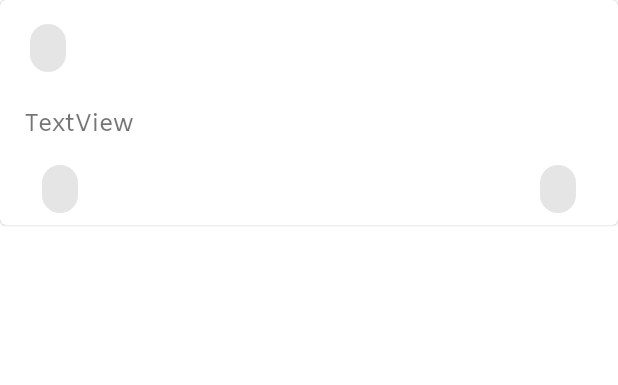
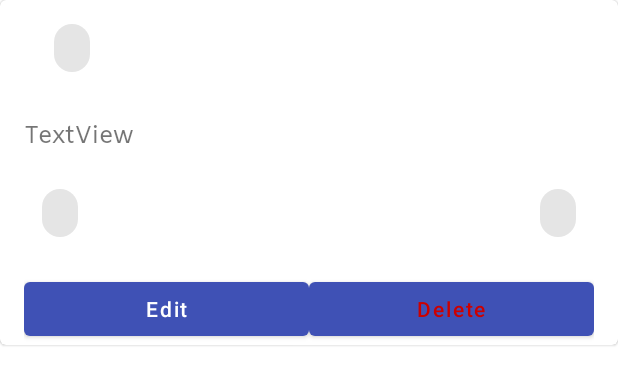
Before and after one commit to JobGetabu/Journal-App, an Android app: the layout single_dairy_item.xml on its own in the app's theme, with its tools: preview values and no code run, on a phone screen of 412 x 824 dp. Shown: the top 385 px of the screen. Run offline under Robolectric (Android 15) with nearby library versions, the phone set to English and light mode, and no system bars.

Commit message:
redesigned the single item

```diff
--- a/app/src/main/java/com/job/jounalapp/util/DairyViewHolder.java
+++ b/app/src/main/java/com/job/jounalapp/util/DairyViewHolder.java
@@ -43,14 +43,19 @@ public class DairyViewHolder extends RecyclerView.ViewHolder {
     @BindView(R.id.single_item)
     MaterialCardView singleItem;
 
+    private int on=0;
+
     public DairyViewHolder(@NonNull View itemView) {
         super(itemView);
         ButterKnife.bind(this,itemView);
 
+        //initially hidden
         singleBottom.setVisibility(View.GONE);
     }
 
-    @OnClick({R.id.single_chip_mood, R.id.horizontalScrollView, R.id.single_details, R.id.single_chip_day, R.id.single_chip_date, R.id.single_bottom, R.id.single_item})
+
+    @OnClick({R.id.single_chip_mood, R.id.horizontalScrollView, R.id.single_details,
+            R.id.single_chip_day, R.id.single_chip_date, R.id.single_bottom, R.id.single_item})
     public void onViewClicked(View view) {
         switch (view.getId()) {
             case R.id.single_chip_mood:
@@ -69,11 +74,20 @@ public class DairyViewHolder extends RecyclerView.ViewHolder {
                 break;
         }
 
-        singleBottom.setVisibility(View.VISIBLE);
+        if (on==0){
+            singleBottom.setVisibility(View.VISIBLE);
+            on=1;
+        }else {
+            singleBottom.setVisibility(View.GONE);
+            on=0;
+        }
     }
 
     @OnClick(R.id.single_delete)
     public void onSingleDeleteClicked() {
+
+        //todo: delete this item in the database
+
     }
 
     @OnClick(R.id.single_bottom)
--- a/app/src/main/res/layout/fragment_home.xml
+++ b/app/src/main/res/layout/fragment_home.xml
@@ -7,11 +7,14 @@
     tools:context=".ui.HomeFragment">
 
 
-
     <android.support.v7.widget.RecyclerView
         android:id="@+id/home_list"
         android:layout_width="0dp"
         android:layout_height="0dp"
+        android:layout_marginBottom="8dp"
+        android:layout_marginEnd="16dp"
+        android:layout_marginStart="16dp"
+        android:layout_marginTop="8dp"
         app:layout_constraintBottom_toBottomOf="parent"
         app:layout_constraintEnd_toEndOf="parent"
         app:layout_constraintStart_toStartOf="parent"
--- a/app/src/main/res/layout/single_dairy_item.xml
+++ b/app/src/main/res/layout/single_dairy_item.xml
@@ -18,6 +18,8 @@
             android:id="@+id/horizontalScrollView"
             android:layout_width="0dp"
             android:layout_height="wrap_content"
+            android:layout_marginEnd="16dp"
+            android:layout_marginStart="16dp"
             android:padding="8dp"
             app:layout_constraintEnd_toEndOf="parent"
             app:layout_constraintStart_toStartOf="parent">
@@ -44,10 +46,10 @@
             android:layout_height="wrap_content"
             android:layout_marginEnd="16dp"
             android:layout_marginStart="16dp"
-            android:layout_marginTop="8dp"
+            android:layout_marginTop="16dp"
             android:fontFamily="@font/amiko"
+            android:singleLine="false"
             android:text="TextView"
-            android:singleLine="false"
             android:textSize="16sp"
             app:layout_constraintEnd_toEndOf="parent"
             app:layout_constraintStart_toStartOf="parent"
@@ -56,29 +58,35 @@
 
         <android.support.design.chip.Chip
             android:id="@+id/single_chip_day"
-            style="@style/Widget.MaterialComponents.Chip.Choice"
+            style="@style/Widget.MaterialComponents.Chip.Action"
             android:layout_width="wrap_content"
 
 
             android:layout_height="wrap_content"
 
+            android:layout_marginEnd="8dp"
             android:layout_marginStart="16dp"
-            android:layout_marginTop="8dp"
+            android:layout_marginTop="16dp"
             app:chipText="Day"
+            app:layout_constraintEnd_toStartOf="@+id/single_chip_date"
+            app:layout_constraintHorizontal_bias="0.0"
             app:layout_constraintStart_toStartOf="parent"
             app:layout_constraintTop_toBottomOf="@+id/single_details" />
 
         <android.support.design.chip.Chip
             android:id="@+id/single_chip_date"
-            style="@style/Widget.MaterialComponents.Chip.Choice"
+            style="@style/Widget.MaterialComponents.Chip.Action"
             android:layout_width="wrap_content"
             android:layout_height="wrap_content"
+            android:layout_marginBottom="24dp"
             android:layout_marginEnd="16dp"
-            android:layout_marginTop="8dp"
+            android:layout_marginTop="16dp"
             android:gravity="end"
             app:chipText="Date"
+            app:layout_constraintBottom_toTopOf="@+id/single_bottom"
             app:layout_constraintEnd_toEndOf="parent"
-            app:layout_constraintTop_toBottomOf="@+id/single_details" />
+            app:layout_constraintTop_toBottomOf="@+id/single_details"
+            app:layout_constraintVertical_bias="0.0" />
 
         <LinearLayout
             android:id="@+id/single_bottom"
@@ -86,9 +94,9 @@
             android:layout_height="wrap_content"
             android:layout_marginEnd="16dp"
             android:layout_marginStart="16dp"
-            android:layout_marginTop="8dp"
+            android:layout_marginTop="16dp"
             android:orientation="horizontal"
-            android:visibility="gone"
+            android:visibility="visible"
             app:layout_constraintEnd_toEndOf="parent"
             app:layout_constraintStart_toStartOf="parent"
             app:layout_constraintTop_toBottomOf="@+id/single_chip_day">
```
